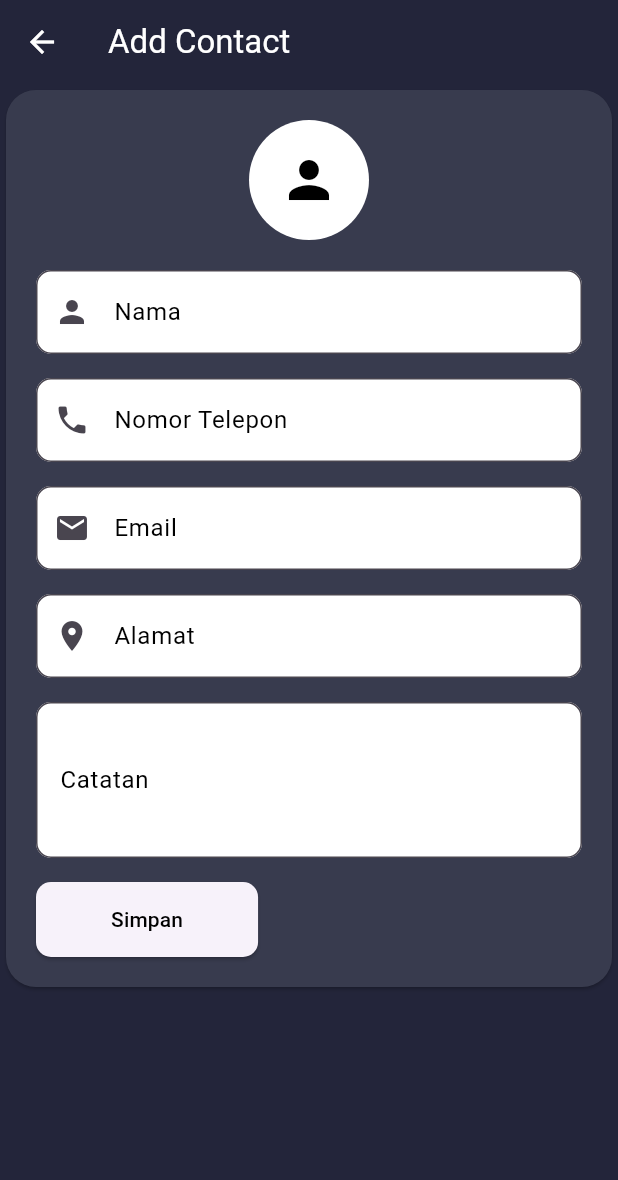
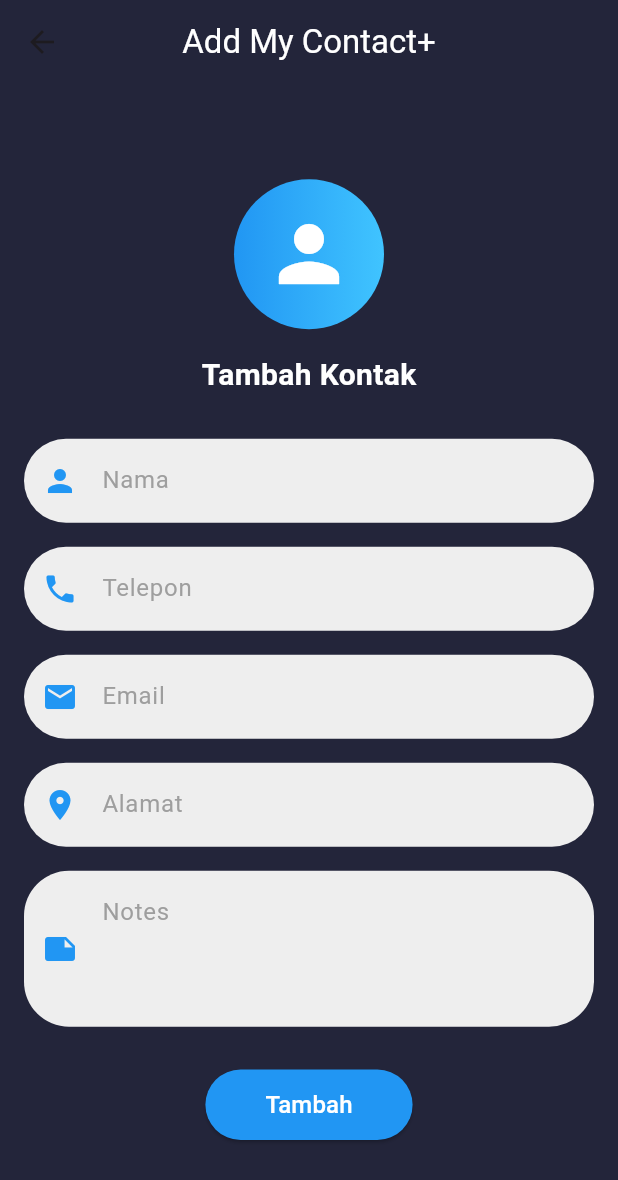
Before and after one commit to apahfahri/contact_plus_apk, a Flutter app: the AddContact screen opened by its route, on a phone screen of 412 x 824 dp. Shown: the top 1180 px of the screen. Run offline on Flutter 3.47's test engine with Material 3 defaults, Android fonts, the phone set to English and light mode, and no system bars; our stand-ins replace cloud_firestore, device_preview, file_picker, firebase_auth, firebase_core, google_nav_bar and 1 more; accounts and stored records are empty.

Commit message:
update addcontact dan form nya

```diff
--- a/lib/view/add_contact.dart
+++ b/lib/view/add_contact.dart
@@ -1,5 +1,4 @@
 import 'package:flutter/material.dart';
-import 'package:contact_plus_apk/widget/formInput_contact.dart';
 import 'package:cloud_firestore/cloud_firestore.dart';
 
 class AddContact extends StatefulWidget {
@@ -10,16 +9,15 @@ class AddContact extends StatefulWidget {
 }
 
 class _AddContactState extends State<AddContact> {
-  // Inisialisasi TextEditingController
   final TextEditingController namaController = TextEditingController();
   final TextEditingController nomerController = TextEditingController();
   final TextEditingController emailController = TextEditingController();
   final TextEditingController alamatController = TextEditingController();
   final TextEditingController noteController = TextEditingController();
+  final GlobalKey<FormState> _formKey = GlobalKey<FormState>();
 
   @override
   void dispose() {
-    // Bersihkan controller saat widget dihancurkan
     namaController.dispose();
     nomerController.dispose();
     emailController.dispose();
@@ -29,7 +27,7 @@ class _AddContactState extends State<AddContact> {
   }
 
   void onSave() async {
-  // Data yang akan disimpan
+    if (_formKey.currentState!.validate()) {
       final Map<String, dynamic> contactData = {
         'nama': namaController.text,
         'nomor': nomerController.text,
@@ -39,25 +37,22 @@ class _AddContactState extends State<AddContact> {
       };
 
       try {
-    // Menyimpan data ke koleksi 'contact'
         await FirebaseFirestore.instance.collection('contact').add(contactData);
 
-    // Tampilkan pesan sukses
         ScaffoldMessenger.of(context).showSnackBar(
-      const SnackBar(content: Text('Data berhasil disimpan ')),
+          const SnackBar(content: Text('Data berhasil disimpan')),
         );
 
-    // Bersihkan field setelah menyimpan data
         namaController.clear();
         nomerController.clear();
         emailController.clear();
         alamatController.clear();
         noteController.clear();
       } catch (e) {
-    // Tampilkan pesan error
         ScaffoldMessenger.of(context).showSnackBar(
           SnackBar(content: Text('Terjadi kesalahan: $e')),
         );
+      }
     }
   }
 
@@ -67,61 +62,158 @@ class _AddContactState extends State<AddContact> {
       backgroundColor: const Color(0xFF23253A),
       appBar: AppBar(
         backgroundColor: const Color(0xFF23253A),
-        iconTheme: const IconThemeData(
+        title: const Text(
+          'Add My Contact+',
+          style: TextStyle(color: Colors.white),
+        ),
+        centerTitle: true,
+      ),
+      body: Center(
+        child: Padding(
+          padding: const EdgeInsets.symmetric(horizontal: 16.0),
+          child: Form(
+            key: _formKey,
+            child: Column(
+              mainAxisAlignment: MainAxisAlignment.center,
+              children: [
+                // Avatar Icon
+                Container(
+                  width: 100,
+                  height: 100,
+                  decoration: BoxDecoration(
+                    shape: BoxShape.circle,
+                    gradient: const LinearGradient(
+                      colors: [Colors.blue, Colors.lightBlueAccent],
+                    ),
+                  ),
+                  child: const Icon(
+                    Icons.person,
+                    size: 60,
                     color: Colors.white,
                   ),
-        title: const Text(
-          'Add Contact',
-          style: TextStyle(color: Colors.white),
+                ),
+                const SizedBox(height: 16),
+                const Text(
+                  'Tambah Kontak',
+                  style: TextStyle(
+                    fontSize: 20,
+                    fontWeight: FontWeight.bold,
+                    color: Colors.white,
                   ),
                 ),
-      body: Column(
-  crossAxisAlignment: CrossAxisAlignment.center,
-  children: <Widget>[
-    Card(
-      color: const Color(0xFF383B4E),
-      shape: const RoundedRectangleBorder(
-        borderRadius: BorderRadius.all(Radius.circular(20)),
+                const SizedBox(height: 20),
+                // Input Fields
+                _buildInputField(
+                  controller: namaController,
+                  hintText: 'Nama',
+                  icon: Icons.person,
+                  validator: (value) {
+                    if (value == null || value.isEmpty) {
+                      return 'Nama tidak boleh kosong';
+                    }
+                    return null;
+                  },
                 ),
-      child: Padding(
-        padding: const EdgeInsets.all(20),
-        child: Column(
-          children: [
-            // Container dengan ikon user berbentuk lingkaran di tengah
-            Container(
-              width: 80,
-              height: 80,
-              decoration: const BoxDecoration(
-                shape: BoxShape.circle,
+                _buildInputField(
+                  controller: nomerController,
+                  hintText: 'Telepon',
+                  icon: Icons.phone,
+                  keyboardType: TextInputType.phone,
+                  validator: (value) {
+                    if (value == null || value.isEmpty) {
+                      return 'Nomor telepon tidak boleh kosong';
+                    } else if (!RegExp(r'^[0-9]{11,}$').hasMatch(value)) {
+                      return 'Data harus berupa angka minimal 11 angka';
+                    }
+                    return null;
+                  },
+                ),
+                _buildInputField(
+                  controller: emailController,
+                  hintText: 'Email',
+                  icon: Icons.email,
+                  keyboardType: TextInputType.emailAddress,
+                  validator: (value) {
+                    if (value == null || value.isEmpty) {
+                      return 'Email tidak boleh kosong';
+                    } else if (!RegExp(r'^[^@]+@[^@]+\.[^@]+')
+                        .hasMatch(value)) {
+                      return 'Masukkan format email yang benar';
+                    }
+                    return null;
+                  },
+                ),
+                _buildInputField(
+                  controller: alamatController,
+                  hintText: 'Alamat',
+                  icon: Icons.location_on,
+                  validator: (value) {
+                    if (value == null || value.isEmpty) {
+                      return 'Alamat tidak boleh kosong';
+                    }
+                    return null;
+                  },
+                ),
+                _buildInputField(
+                  controller: noteController,
+                  hintText: 'Notes',
+                  icon: Icons.note,
+                  maxLines: 3,
+                ),
+                const SizedBox(height: 20),
+                ElevatedButton(
+                  onPressed: onSave,
+                  style: ElevatedButton.styleFrom(
+                    padding: const EdgeInsets.symmetric(
+                        vertical: 12, horizontal: 40),
+                    backgroundColor: Colors.blue,
+                    shape: RoundedRectangleBorder(
+                      borderRadius: BorderRadius.circular(30),
+                    ),
+                  ),
+                  child: const Text(
+                    'Tambah',
+                    style: TextStyle(
+                      fontSize: 16,
                       color: Colors.white,
                     ),
-              child: const Center(
-                child: Icon(
-                  Icons.person,
-                  size: 40,
-                  color: Colors.black,
                   ),
-              ),
-            ),
-            const SizedBox(height: 20), // Memberikan jarak antara icon dan form
-            // Forminput di bawah icon
-            Forminput(
-              namaController: namaController,
-              nomerController: nomerController,
-              emailController: emailController,
-              alamatController: alamatController,
-              noteController: noteController,
-              onSave: onSave,
                 ),
               ],
             ),
           ),
         ),
-  ],
       ),
+    );
+  }
 
+  Widget _buildInputField({
+    required TextEditingController controller,
+    required String hintText,
+    required IconData icon,
+    TextInputType keyboardType = TextInputType.text,
+    String? Function(String?)? validator,
+    int maxLines = 1,
+  }) {
+    return Padding(
+      padding: const EdgeInsets.symmetric(vertical: 8.0),
+      child: TextFormField(
+        controller: controller,
+        keyboardType: keyboardType,
+        maxLines: maxLines,
+        validator: validator,
+        decoration: InputDecoration(
+          prefixIcon: Icon(icon, color: Colors.blue),
+          filled: true,
+          fillColor: const Color(0xFFEEEEEE),
+          hintText: hintText,
+          hintStyle: const TextStyle(color: Colors.grey),
+          border: OutlineInputBorder(
+            borderRadius: BorderRadius.circular(30),
+            borderSide: BorderSide.none,
+          ),
+        ),
+      ),
     );
   }
 }
-
-// Widget Forminput tetap sama seperti yang telah Anda berikan sebelumnya.
```
Also changed, not shown: lib/widget/formInput_contact.dart (+42 -5 lines). Lines whose indentation alone changed are shown as unchanged.
